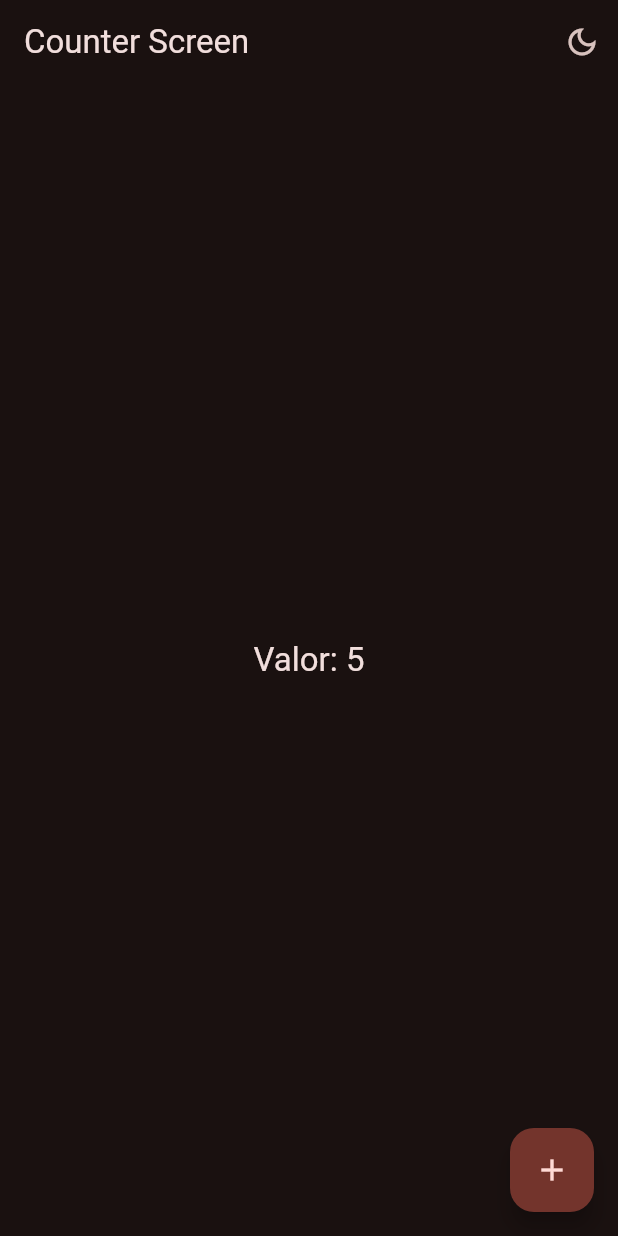
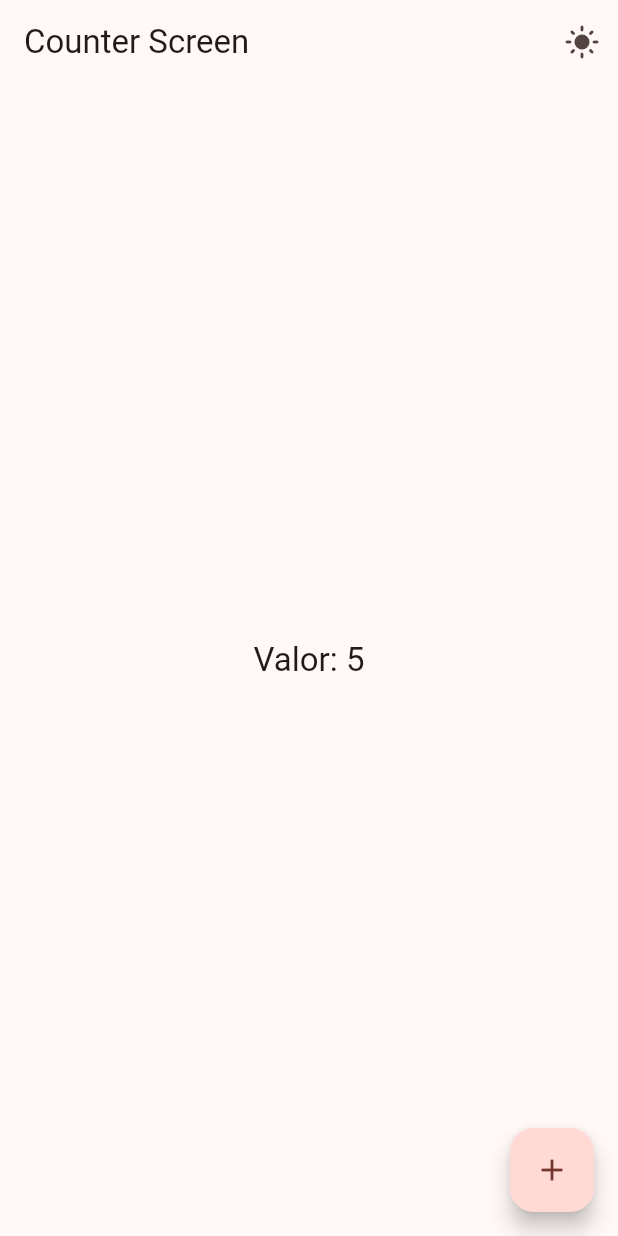
Before and after one commit to LuisferRojas14/WIDGETAPP, a Flutter app: the CounterScreen screen opened by its route, after a tap on the "light mode" icon, on a phone screen of 412 x 824 dp. Run offline on Flutter 3.47's test engine with Material 3 defaults, Android fonts, the phone set to English and light mode, and no system bars; our stand-ins replace animate_do, flutter_riverpod, go_router.

```diff
--- a/lib/presentation/screens/counter/counter_screen.dart
+++ b/lib/presentation/screens/counter/counter_screen.dart
@@ -23,7 +23,8 @@ class CounterScreen extends ConsumerWidget {
           ? const Icon(Icons.light_mode)
           : const Icon(Icons.dark_mode_outlined),
           onPressed: (){
-            ref.read(isDarkModeProvider.notifier).state = !isDarkmode;
+            ref.read(themeNotifierProvide.notifier)
+          .toggleDarkmode();
           },
         )
       ],
```
